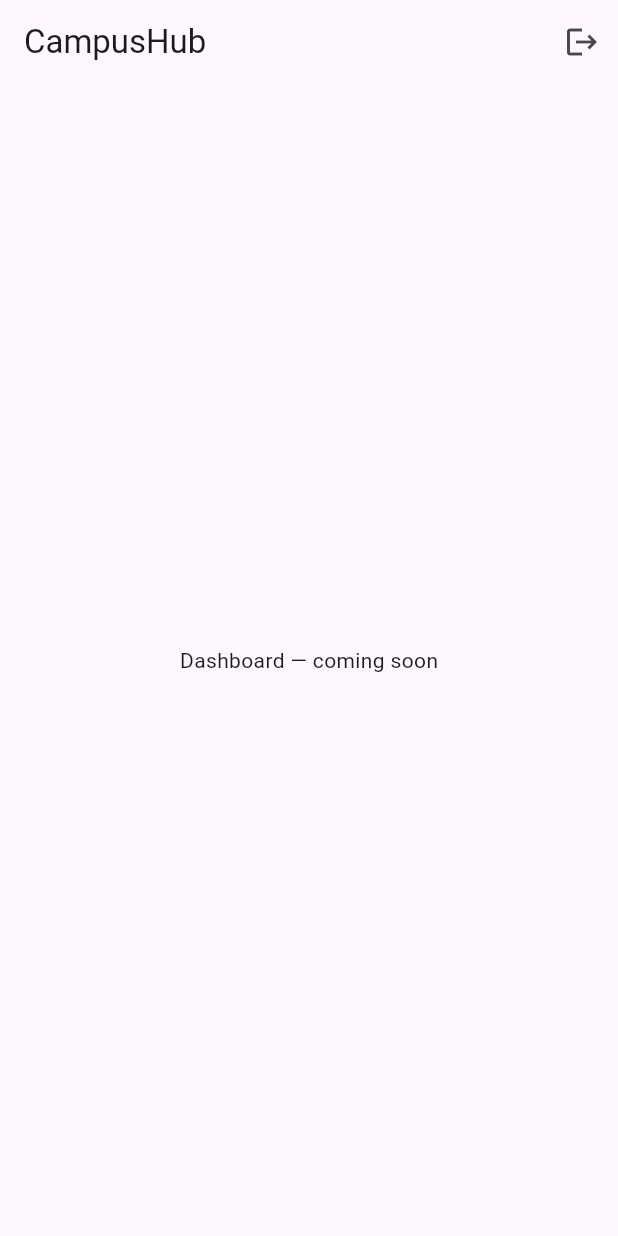
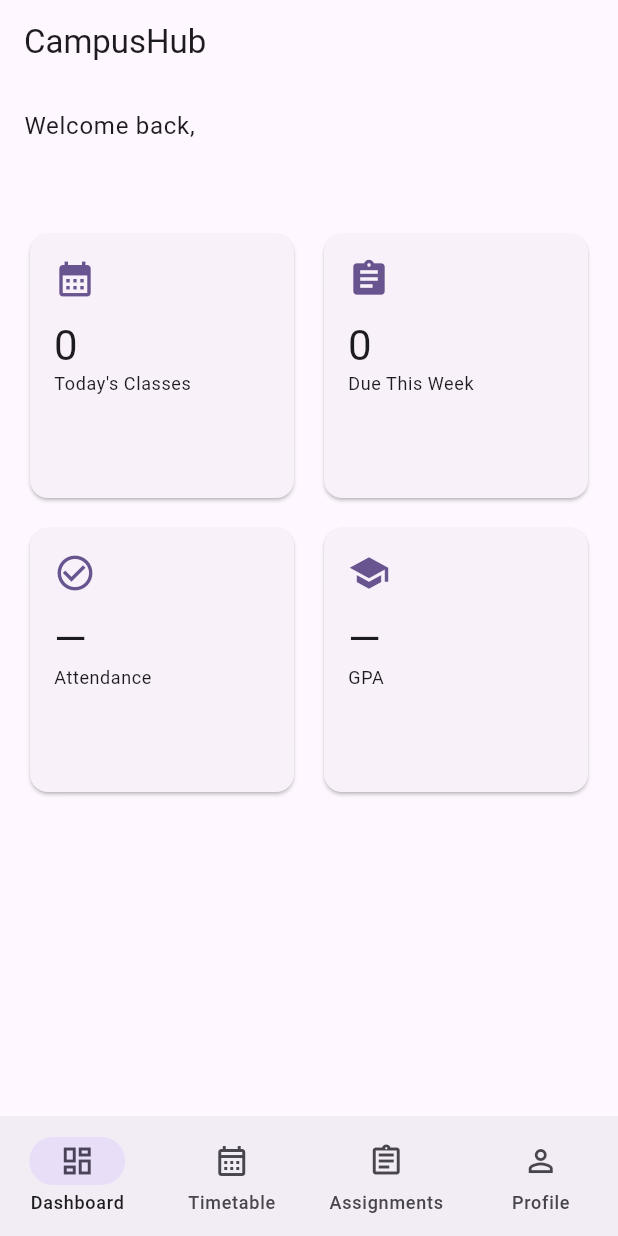
Before and after one commit to mesanda456/campushub, a Flutter app: the screen it shows once a user with an empty profile is signed in, on a phone screen of 412 x 824 dp. Run offline on Flutter 3.47's test engine with Material 3 defaults, Android fonts, the phone set to English and light mode, and no system bars; our stand-ins replace firebase_auth, firebase_core, flutter_riverpod, go_router; accounts and stored records are empty; generated files the repository leaves out were written again.

Commit message:
feat(dashboard): add dashboard UI with bottom navigation shell

```diff
--- a/lib/core/router.dart
+++ b/lib/core/router.dart
@@ -4,6 +4,10 @@ import '../features/auth/controllers/auth_controller.dart';
 import '../features/auth/screens/login_screen.dart';
 import '../features/auth/screens/register_screen.dart';
 import '../features/dashboard/screens/dashboard_screen.dart';
+import '../features/timetable/screens/timetable_screen.dart';
+import '../features/assignments/screens/assignments_screen.dart';
+import '../features/profile/screens/profile_screen.dart';
+import 'widgets/main_shell.dart';
 
 final routerProvider = Provider<GoRouter>((ref) {
   final authState = ref.watch(authStateProvider);
@@ -15,17 +19,12 @@ final routerProvider = Provider<GoRouter>((ref) {
       final isOnAuthScreen =
           state.matchedLocation == '/login' || state.matchedLocation == '/register';
 
-      // Not logged in, trying to access anything other than login/register -> bounce to login.
       if (!isLoggedIn && !isOnAuthScreen) {
         return '/login';
       }
-
-      // Logged in, but sitting on login/register -> send to dashboard.
       if (isLoggedIn && isOnAuthScreen) {
         return '/dashboard';
       }
-
-      // Otherwise, no redirect needed.
       return null;
     },
     routes: [
@@ -37,9 +36,44 @@ final routerProvider = Provider<GoRouter>((ref) {
         path: '/register',
         builder: (context, state) => const RegisterScreen(),
       ),
-      GoRoute(
-        path: '/dashboard',
-        builder: (context, state) => const DashboardScreen(),
+      StatefulShellRoute.indexedStack(
+        builder: (context, state, navigationShell) {
+          return MainShell(navigationShell: navigationShell);
+        },
+        branches: [
+          StatefulShellBranch(
+            routes: [
+              GoRoute(
+                path: '/dashboard',
+                builder: (context, state) => const DashboardScreen(),
+              ),
+            ],
+          ),
+          StatefulShellBranch(
+            routes: [
+              GoRoute(
+                path: '/timetable',
+                builder: (context, state) => const TimetableScreen(),
+              ),
+            ],
+          ),
+          StatefulShellBranch(
+            routes: [
+              GoRoute(
+                path: '/assignments',
+                builder: (context, state) => const AssignmentsScreen(),
+              ),
+            ],
+          ),
+          StatefulShellBranch(
+            routes: [
+              GoRoute(
+                path: '/profile',
+                builder: (context, state) => const ProfileScreen(),
+              ),
+            ],
+          ),
+        ],
       ),
     ],
   );
--- /dev/null
+++ b/lib/core/widgets/main_shell.dart
@@ -0,0 +1,31 @@
+import 'package:flutter/material.dart';
+import 'package:go_router/go_router.dart';
+
+class MainShell extends StatelessWidget {
+  final StatefulNavigationShell navigationShell;
+
+  const MainShell({super.key, required this.navigationShell});
+
+  @override
+  Widget build(BuildContext context) {
+    return Scaffold(
+      body: navigationShell,
+      bottomNavigationBar: NavigationBar(
+        selectedIndex: navigationShell.currentIndex,
+        onDestinationSelected: (index) {
+          navigationShell.goBranch(
+            index,
+            // Tapping the already-selected tab returns it to its initial route.
+            initialLocation: index == navigationShell.currentIndex,
+          );
+        },
+        destinations: const [
+          NavigationDestination(icon: Icon(Icons.dashboard_outlined), label: 'Dashboard'),
+          NavigationDestination(icon: Icon(Icons.calendar_month_outlined), label: 'Timetable'),
+          NavigationDestination(icon: Icon(Icons.assignment_outlined), label: 'Assignments'),
+          NavigationDestination(icon: Icon(Icons.person_outline), label: 'Profile'),
+        ],
+      ),
+    );
+  }
+}
--- /dev/null
+++ b/lib/features/assignments/screens/assignments_screen.dart
@@ -0,0 +1,13 @@
+import 'package:flutter/material.dart';
+
+class AssignmentsScreen extends StatelessWidget {
+  const AssignmentsScreen({super.key});
+
+  @override
+  Widget build(BuildContext context) {
+    return Scaffold(
+      appBar: AppBar(title: const Text('Assignments')),
+      body: const Center(child: Text('Assignments — coming soon')),
+    );
+  }
+}
--- a/lib/features/dashboard/screens/dashboard_screen.dart
+++ b/lib/features/dashboard/screens/dashboard_screen.dart
@@ -7,21 +7,84 @@ class DashboardScreen extends ConsumerWidget {
 
   @override
   Widget build(BuildContext context, WidgetRef ref) {
+    final authState = ref.watch(authStateProvider);
+    final email = authState.value?.email ?? 'Student';
+
     return Scaffold(
-      appBar: AppBar(
-        title: const Text('CampusHub'),
-        actions: [
-          IconButton(
-            icon: const Icon(Icons.logout),
-            onPressed: () {
-              ref.read(authControllerProvider.notifier).signOut();
-            },
+      appBar: AppBar(title: const Text('CampusHub')),
+      body: ListView(
+        padding: const EdgeInsets.all(16),
+        children: [
+          Text(
+            'Welcome back,',
+            style: Theme.of(context).textTheme.bodyLarge,
+          ),
+          Text(
+            email,
+            style: Theme.of(context).textTheme.headlineSmall,
+          ),
+          const SizedBox(height: 24),
+          GridView.count(
+            crossAxisCount: 2,
+            shrinkWrap: true,
+            physics: const NeverScrollableScrollPhysics(),
+            crossAxisSpacing: 12,
+            mainAxisSpacing: 12,
+            children: const [
+              _SummaryCard(
+                icon: Icons.calendar_month,
+                title: 'Today\'s Classes',
+                value: '0',
+              ),
+              _SummaryCard(
+                icon: Icons.assignment,
+                title: 'Due This Week',
+                value: '0',
+              ),
+              _SummaryCard(
+                icon: Icons.check_circle_outline,
+                title: 'Attendance',
+                value: '—',
+              ),
+              _SummaryCard(
+                icon: Icons.school,
+                title: 'GPA',
+                value: '—',
+              ),
+            ],
           ),
         ],
-      ),
-      body: const Center(
-        child: Text('Dashboard — coming soon'),
       ),
     );
   }
 }
+
+class _SummaryCard extends StatelessWidget {
+  final IconData icon;
+  final String title;
+  final String value;
+
+  const _SummaryCard({
+    required this.icon,
+    required this.title,
+    required this.value,
+  });
+
+  @override
+  Widget build(BuildContext context) {
+    return Card(
+      child: Padding(
+        padding: const EdgeInsets.all(16.0),
+        child: Column(
+          crossAxisAlignment: CrossAxisAlignment.start,
+          children: [
+            Icon(icon, size: 28, color: Theme.of(context).colorScheme.primary),
+            const SizedBox(height: 12),
+            Text(value, style: Theme.of(context).textTheme.headlineMedium),
+            Text(title, style: Theme.of(context).textTheme.bodySmall),
+          ],
+        ),
+      ),
+    );
+  }
+}
--- /dev/null
+++ b/lib/features/profile/screens/profile_screen.dart
@@ -0,0 +1,44 @@
+import 'package:flutter/material.dart';
+import 'package:flutter_riverpod/flutter_riverpod.dart';
+import '../../auth/controllers/auth_controller.dart';
+
+class ProfileScreen extends ConsumerWidget {
+  const ProfileScreen({super.key});
+
+  @override
+  Widget build(BuildContext context, WidgetRef ref) {
+    final authState = ref.watch(authStateProvider);
+    final user = authState.value;
+
+    return Scaffold(
+      appBar: AppBar(title: const Text('Profile')),
+      body: Padding(
+        padding: const EdgeInsets.all(24.0),
+        child: Column(
+          crossAxisAlignment: CrossAxisAlignment.stretch,
+          children: [
+            const SizedBox(height: 16),
+            const CircleAvatar(
+              radius: 40,
+              child: Icon(Icons.person, size: 40),
+            ),
+            const SizedBox(height: 16),
+            Text(
+              user?.email ?? 'Unknown user',
+              textAlign: TextAlign.center,
+              style: Theme.of(context).textTheme.titleMedium,
+            ),
+            const SizedBox(height: 32),
+            OutlinedButton.icon(
+              onPressed: () {
+                ref.read(authControllerProvider.notifier).signOut();
+              },
+              icon: const Icon(Icons.logout),
+              label: const Text('Sign Out'),
+            ),
+          ],
+        ),
+      ),
+    );
+  }
+}
--- /dev/null
+++ b/lib/features/timetable/screens/timetable_screen.dart
@@ -0,0 +1,13 @@
+import 'package:flutter/material.dart';
+
+class TimetableScreen extends StatelessWidget {
+  const TimetableScreen({super.key});
+
+  @override
+  Widget build(BuildContext context) {
+    return Scaffold(
+      appBar: AppBar(title: const Text('Timetable')),
+      body: const Center(child: Text('Timetable — coming soon')),
+    );
+  }
+}
```
